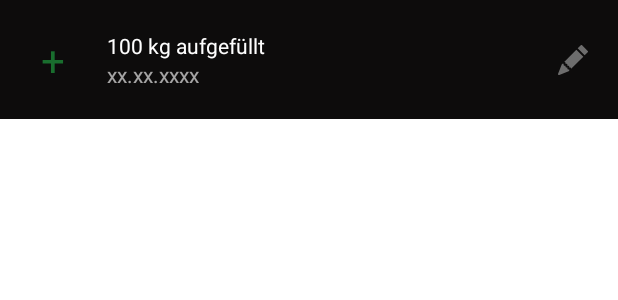
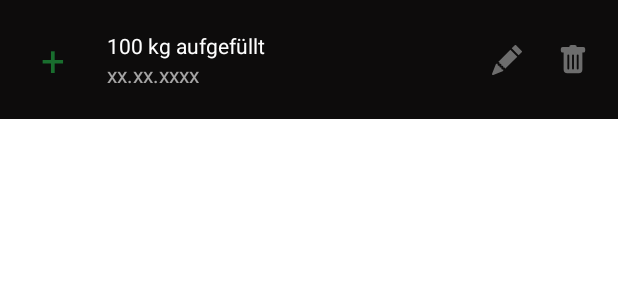
Before and after one commit to LuisTschurtschenthaler/Silo-Monitoring, an Android app: the layout list_item_view_history.xml on its own in the app's theme, with its tools: preview values and no code run, on a phone screen of 412 x 824 dp. Shown: the top 300 px of the screen. Run offline under Robolectric (Android 15) with nearby library versions, the phone set to English and light mode, and no system bars.

Commit message:
Added delete button in history

```diff
--- a/SiloMonitoring/app/src/main/java/com/layer8studios/silomonitoring/adapters/ViewHistoryAdapter.kt
+++ b/SiloMonitoring/app/src/main/java/com/layer8studios/silomonitoring/adapters/ViewHistoryAdapter.kt
@@ -26,6 +26,10 @@ class ViewHistoryAdapter(
 
         init {
             binding.imageButtonEdit.setOnClickListener {
+                // TODO
+            }
+
+            binding.imageButtonDelete.setOnClickListener {
                 // TODO
             }
         }
--- /dev/null
+++ b/SiloMonitoring/app/src/main/res/drawable/ic_delete_gray.xml
@@ -0,0 +1,11 @@
+<vector xmlns:android="http://schemas.android.com/apk/res/android"
+    android:width="20dp"
+    android:height="20dp"
+    android:viewportWidth="16"
+    android:viewportHeight="16">
+
+    <path
+        android:pathData="M2.5,1a1,1 0,0 0,-1 1v1a1,1 0,0 0,1 1L3,4v9a2,2 0,0 0,2 2h6a2,2 0,0 0,2 -2L13,4h0.5a1,1 0,0 0,1 -1L14.5,2a1,1 0,0 0,-1 -1L10,1a1,1 0,0 0,-1 -1L7,0a1,1 0,0 0,-1 1L2.5,1zM5.5,5a0.5,0.5 0,0 1,0.5 0.5v7a0.5,0.5 0,0 1,-1 0v-7a0.5,0.5 0,0 1,0.5 -0.5zM8,5a0.5,0.5 0,0 1,0.5 0.5v7a0.5,0.5 0,0 1,-1 0v-7A0.5,0.5 0,0 1,8 5zM11,5.5v7a0.5,0.5 0,0 1,-1 0v-7a0.5,0.5 0,0 1,1 0z"
+        android:fillColor="@color/grayed_out"/>
+
+</vector>
--- a/SiloMonitoring/app/src/main/res/layout/list_item_view_history.xml
+++ b/SiloMonitoring/app/src/main/res/layout/list_item_view_history.xml
@@ -102,7 +102,9 @@
     <LinearLayout
         android:id="@+id/linear_layout"
         android:layout_width="wrap_content"
-        android:layout_height="wrap_content"
+        android:layout_height="match_parent"
+        android:orientation="horizontal"
+        android:gravity="center_vertical"
         android:layout_marginEnd="8dp"
         app:layout_constraintBottom_toBottomOf="parent"
         app:layout_constraintEnd_toEndOf="parent"
@@ -118,6 +120,15 @@
             android:src="@drawable/ic_pencil_fill_gray"
             android:scaleType="fitCenter" />
 
+        <ImageButton
+            android:id="@+id/image_button_delete"
+            android:layout_width="32dp"
+            android:layout_height="32dp"
+            android:layout_margin="6dp"
+            android:padding="6dp"
+            android:background="?attr/selectableItemBackgroundBorderless"
+            android:src="@drawable/ic_delete_gray" />
+
     </LinearLayout>
 
 </androidx.constraintlayout.widget.ConstraintLayout>
--- a/SiloMonitoring/app/src/main/res/values/strings.xml
+++ b/SiloMonitoring/app/src/main/res/values/strings.xml
@@ -31,7 +31,7 @@
     <string name="no_silos_created">Noch keine Silos erstellt</string>
     <string name="click_on_new_to_create_a_silo">Zum erstellen auf \'NEU\' klicken</string>
     <string name="left">übrig</string>
-    <string name="silo_history">Silo Verlauf</string>
+    <string name="silo_history">Verlauf</string>
     <string name="kg_were_refilled">kg wurden aufgefüllt</string>
     <string name="kg_have_been_taken_out">kg wurden herausgenommen</string>
 </resources>
```
